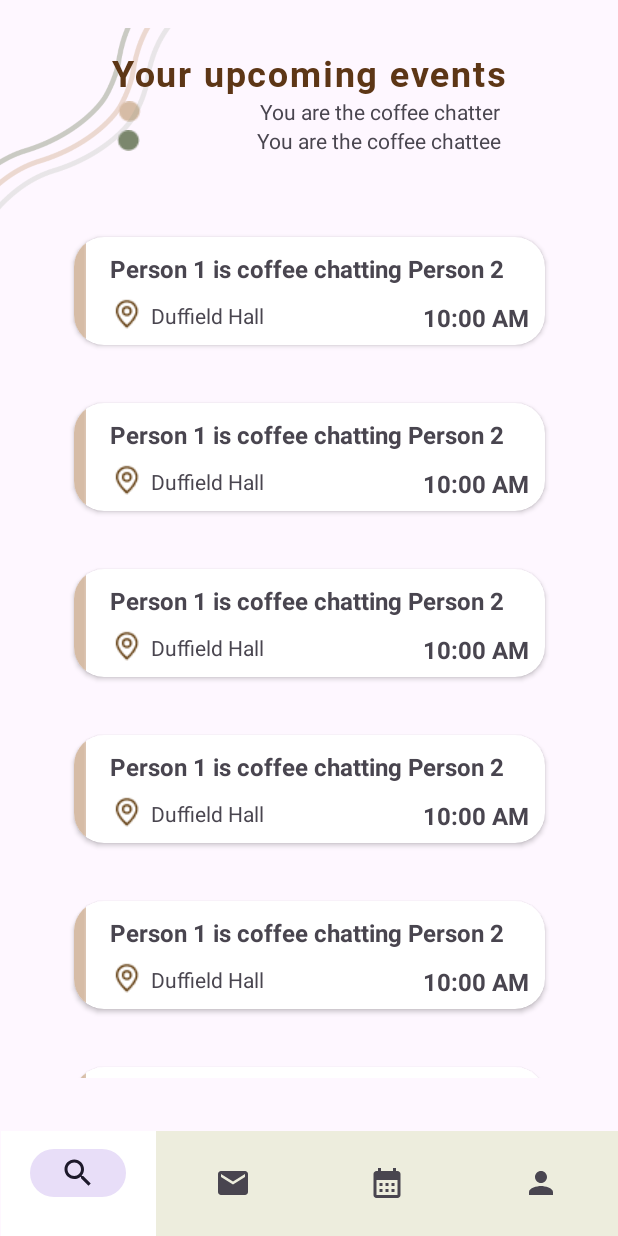
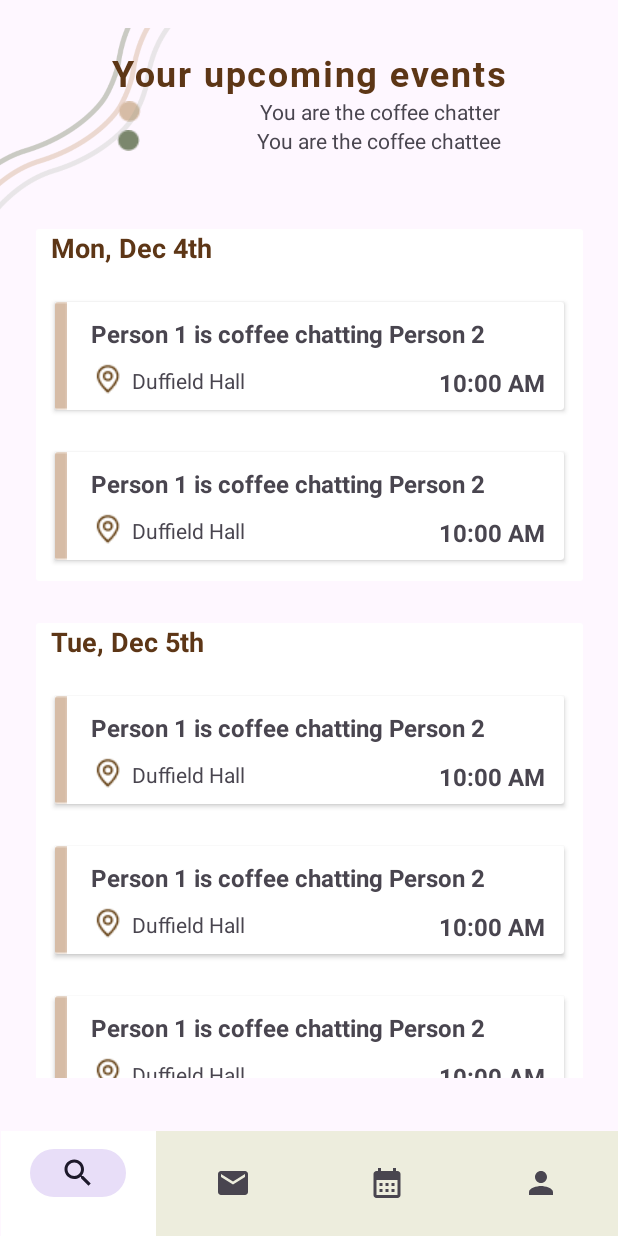
Before and after one commit to nchu05/Latte-Link, an Android app: the fragment CalendarFragment placed in its activity, on a phone screen of 412 x 824 dp. Run offline under Robolectric (Android 15) with nearby library versions, the phone set to English and light mode, and no system bars.

Commit message:
CalendarFragment

```diff
--- a/app/src/main/java/com/example/androidfa23/CalendarFragment.kt
+++ b/app/src/main/java/com/example/androidfa23/CalendarFragment.kt
@@ -41,7 +41,9 @@ class CalendarFragment : Fragment() {
         val view = inflater.inflate(R.layout.fragment_calendar, container, false)
 
         val recycler : RecyclerView = view.findViewById(R.id.recyclerView)
-        val data = arrayListOf(
+
+        val data1 = arrayListOf(
+            Pair("Mon, Dec 4th", arrayListOf(
             RequestClass(
                 id = 1,
                 requester = PersonClass(id = 2, name = "Person 1", position = "Position"),
@@ -58,8 +60,11 @@ class CalendarFragment : Fragment() {
                 dateTime = "Monday, Oct 27th",
                 location = "Duffield Hall",
                 message = "I would love to coffee chat you!",
-                accepted = true
+                accepted = false
+            )
+        )
         ),
+            Pair("Tue, Dec 5th", arrayListOf(
                 RequestClass(
                     id = 1,
                     requester = PersonClass(id = 2, name = "Person 1", position = "Position"),
@@ -76,14 +81,45 @@ class CalendarFragment : Fragment() {
                     dateTime = "Monday, Oct 27th",
                     location = "Duffield Hall",
                     message = "I would love to coffee chat you!",
+                    accepted = false
+                ),
+                RequestClass(
+                    id = 1,
+                    requester = PersonClass(id = 2, name = "Person 1", position = "Position"),
+                    receiver = PersonClass(id = 2, name = "Person 2", position = "Position"),
+                    dateTime = "Monday, Oct 27th",
+                    location = "Duffield Hall",
+                    message = "I would love to coffee chat you!",
+                    accepted = false
+                )
+            )
+            ),
+            Pair("Wed, Dec 6th", arrayListOf(
+                RequestClass(
+                    id = 1,
+                    requester = PersonClass(id = 2, name = "Person 1", position = "Position"),
+                    receiver = PersonClass(id = 2, name = "Person 2", position = "Position"),
+                    dateTime = "Monday, Oct 27th",
+                    location = "Duffield Hall",
+                    message = "I would love to coffee chat you!",
                     accepted = true
                 ),
-
+                RequestClass(
+                    id = 1,
+                    requester = PersonClass(id = 2, name = "Person 1", position = "Position"),
+                    receiver = PersonClass(id = 2, name = "Person 2", position = "Position"),
+                    dateTime = "Monday, Oct 27th",
+                    location = "Duffield Hall",
+                    message = "I would love to coffee chat you!",
+                    accepted = false
+                )
+            )
+            )
         )
         repeat(4){
-            data.addAll(data)
+            data1.addAll(data1)
         }
-        val adapter = RequestsRecyclerAdapter(data)
+        val adapter = RequestGroupRecyclerAdapter(data1)
         recycler.adapter = adapter
         recycler.layoutManager = LinearLayoutManager(context)
 
--- a/app/src/main/java/com/example/androidfa23/RequestFragment.kt
+++ b/app/src/main/java/com/example/androidfa23/RequestFragment.kt
@@ -40,6 +40,7 @@ class RequestFragment : Fragment() {
         // Inflate the layout for this fragment
         val view =  inflater.inflate(R.layout.fragment_organization, container, false)
         val recycler : RecyclerView = view.findViewById(R.id.recyclerView)
+
         val data = arrayListOf(
             RequestClass(
                 id = 1,
--- /dev/null
+++ b/app/src/main/java/com/example/androidfa23/RequestGroupRecyclerAdapter.kt
@@ -0,0 +1,41 @@
+package com.example.androidfa23
+
+import android.view.LayoutInflater
+import android.view.View
+import android.view.ViewGroup
+import android.widget.TextView
+import androidx.recyclerview.widget.LinearLayoutManager
+import androidx.recyclerview.widget.RecyclerView
+import com.example.androidfa23.Data.RequestClass
+
+class RequestGroupRecyclerAdapter(private var dataset: List<Pair<String, List<RequestClass>>>): RecyclerView.Adapter<RequestGroupRecyclerAdapter.ViewHolder>() {
+
+    class ViewHolder(view: View): RecyclerView.ViewHolder(view){
+        val date: TextView
+        val events: RecyclerView
+        init{
+            date = view.findViewById(R.id.date)
+            events = view.findViewById(R.id.recyclerView)
+        }
+    }
+    override fun onCreateViewHolder(
+        parent: ViewGroup,
+        viewType: Int
+    ): RequestGroupRecyclerAdapter.ViewHolder {
+        val view = LayoutInflater.from(parent.context)
+            .inflate(R.layout.event_group_item, parent, false)
+
+        return RequestGroupRecyclerAdapter.ViewHolder(view)
+    }
+
+    override fun getItemCount(): Int = dataset.size
+
+    override fun onBindViewHolder(holder: RequestGroupRecyclerAdapter.ViewHolder, position: Int) {
+        val group = dataset[position]
+        holder.date.text = dataset[position].first
+        val adapter = RequestsRecyclerAdapter(dataset[position].second)
+        holder.events.adapter = adapter
+        holder.events.layoutManager = LinearLayoutManager(holder.date.context)
+
+    }
+}
--- a/app/src/main/java/com/example/androidfa23/RequestsRecyclerAdapter.kt
+++ b/app/src/main/java/com/example/androidfa23/RequestsRecyclerAdapter.kt
@@ -1,17 +1,11 @@
 package com.example.androidfa23
 
-import android.content.Intent
-import android.service.autofill.Dataset
 import android.view.LayoutInflater
 import android.view.View
 import android.view.ViewGroup
 import android.widget.TextView
-import androidx.constraintlayout.widget.ConstraintLayout
 import androidx.recyclerview.widget.RecyclerView
-import com.example.androidfa23.Browse.IndividualPersonActivity
-import com.example.androidfa23.Browse.MembersRecyclerAdapter
 import com.example.androidfa23.Data.RequestClass
-import org.w3c.dom.Text
 
 class RequestsRecyclerAdapter(private var dataset: List<RequestClass>): RecyclerView.Adapter<RequestsRecyclerAdapter.ViewHolder>()  {
 
@@ -29,7 +23,7 @@ class RequestsRecyclerAdapter(private var dataset: List<RequestClass>): Recycler
         viewType: Int
     ): RequestsRecyclerAdapter.ViewHolder {
         val view = LayoutInflater.from(parent.context)
-            .inflate(R.layout.request_item, parent, false)
+            .inflate(R.layout.event_item, parent, false)
 
         return RequestsRecyclerAdapter.ViewHolder(view)
     }
--- /dev/null
+++ b/app/src/main/res/layout/event_group_item.xml
@@ -0,0 +1,48 @@
+<?xml version="1.0" encoding="utf-8"?>
+<androidx.cardview.widget.CardView xmlns:android="http://schemas.android.com/apk/res/android"
+    xmlns:tools="http://schemas.android.com/tools"
+    android:layout_width="match_parent"
+    android:layout_height="wrap_content"
+    xmlns:app="http://schemas.android.com/apk/res-auto"
+    app:cardUseCompatPadding="true"
+    android:id="@+id/card"
+    android:outlineProvider="none"
+    android:layout_marginHorizontal="10dp"
+    android:layout_marginVertical="10dp">
+
+    <androidx.constraintlayout.widget.ConstraintLayout
+        android:layout_width="match_parent"
+        android:layout_height="match_parent">
+
+        <TextView
+            android:id="@+id/date"
+            android:layout_width="match_parent"
+            android:layout_height="wrap_content"
+            android:text="Monday, Dec.4th"
+            android:layout_marginLeft="10dp"
+            android:textSize="18sp"
+            android:textStyle="bold"
+            android:textColor="@color/brown"
+            app:layout_constraintTop_toTopOf="parent"
+            app:layout_constraintStart_toStartOf="parent"
+            app:layout_constraintEnd_toEndOf="parent"
+            app:layout_constraintBottom_toTopOf="@id/recyclerView"
+            />
+
+        <androidx.recyclerview.widget.RecyclerView
+            android:id="@+id/recyclerView"
+            android:layout_width="match_parent"
+            android:layout_height="wrap_content"
+            android:layout_marginTop="10dp"
+            app:layout_constraintTop_toBottomOf="@id/date"
+            app:layout_constraintStart_toStartOf="parent"
+            app:layout_constraintEnd_toEndOf="parent"
+            app:layout_constraintBottom_toBottomOf="parent"/>
+
+    </androidx.constraintlayout.widget.ConstraintLayout>
+
+
+
+
+
+</androidx.cardview.widget.CardView>
--- a/app/src/main/res/layout/request_item.xml
+++ b/app/src/main/res/layout/event_item.xml
@@ -7,7 +7,6 @@
     android:elevation="10dp"
     app:cardUseCompatPadding="true"
     android:id="@+id/card"
-    app:cardCornerRadius="20sp"
     android:padding="20dp"
     android:layout_marginHorizontal="10dp"
     android:layout_marginVertical="10dp">
--- a/app/src/main/res/layout/fragment_calendar.xml
+++ b/app/src/main/res/layout/fragment_calendar.xml
@@ -74,7 +74,7 @@
 
     <androidx.recyclerview.widget.RecyclerView
         android:id="@+id/recyclerView"
-        android:layout_width="350dp"
+        android:layout_width="390dp"
         android:layout_height="580dp"
         app:layout_constraintBottom_toBottomOf="parent"
         app:layout_constraintEnd_toEndOf="parent"
```
Lines whose indentation alone changed are shown as unchanged.
